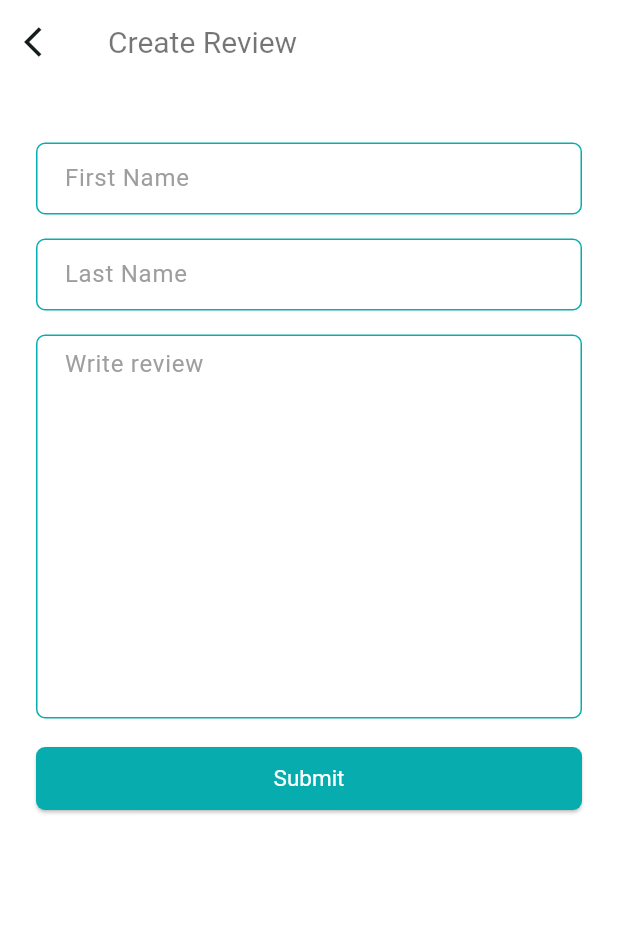
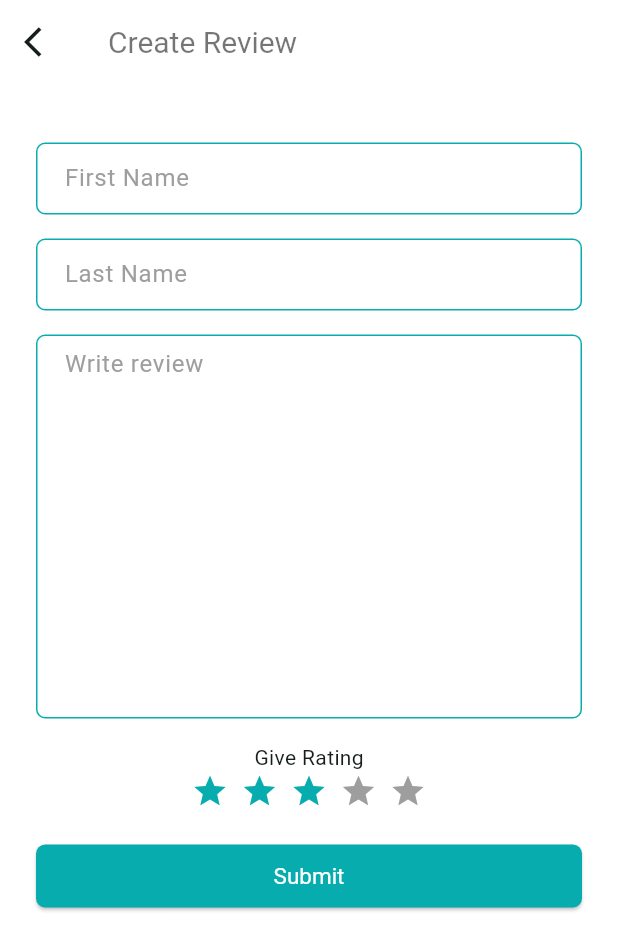
Before and after one commit to Jahid01234/Crafty-Bay, a Flutter app: the ReviewsScreen screen opened directly with empty values, after a tap on the "add" icon, on a phone screen of 412 x 824 dp. Shown: the top 950 px of the screen. Run offline on Flutter 3.47's test engine with Material 3 defaults, Android fonts, the phone set to English and light mode, and no system bars; drawn by our look-alikes of flutter_rating_bar; our stand-ins replace carousel_slider, flutter_svg, get, logger, pin_code_fields, shared_preferences; missing offline and left inert: item_count_number_button; accounts and stored records are empty; network calls fail.

Commit message:
- create reviews_screen api calling

```diff
--- a/lib/controller_binder.dart
+++ b/lib/controller_binder.dart
@@ -3,6 +3,7 @@ import 'package:crafty_bay/presentation/state_holders/add_to_cart_controller.dar
 import 'package:crafty_bay/presentation/state_holders/auth_controller.dart';
 import 'package:crafty_bay/presentation/state_holders/bottom_nav_bar_controller.dart';
 import 'package:crafty_bay/presentation/state_holders/category_list_controller.dart';
+import 'package:crafty_bay/presentation/state_holders/create_product_review_controller.dart';
 import 'package:crafty_bay/presentation/state_holders/email_verification_controller.dart';
 import 'package:crafty_bay/presentation/state_holders/new_product_list_controller.dart';
 import 'package:crafty_bay/presentation/state_holders/otp_verification_controller.dart';
@@ -41,6 +42,7 @@ class ControllerBinder extends Bindings{
     Get.put( OtpVerificationController());
     Get.put( ReadProfileController());
     Get.put( ReviewListController());
+    Get.put( CreateProductReviewController());
 
   }
 
--- a/lib/data/utils/urls.dart
+++ b/lib/data/utils/urls.dart
@@ -6,6 +6,7 @@ class Urls{
   static const String categoryListUrl = '$_baseUrl/CategoryList';
   static const String readProfile = '$_baseUrl/ReadProfile';
   static const String addToCart = '$_baseUrl/CreateCartList';
+  static const String createProductReview = '$_baseUrl/CreateProductReview';
 
   static String productListByRemark(String remark) => '$_baseUrl/ListProductByRemark/$remark';
   static String productListByCategory(int categoryId) => '$_baseUrl/ListProductByCategory/$categoryId';
--- /dev/null
+++ b/lib/presentation/state_holders/create_product_review_controller.dart
@@ -0,0 +1,39 @@
+import 'package:crafty_bay/data/models/network_response.dart';
+import 'package:crafty_bay/data/services/network_caller.dart';
+import 'package:crafty_bay/data/utils/urls.dart';
+import 'package:get/get.dart';
+
+class CreateProductReviewController extends GetxController{
+  bool _inProgress = false;
+  String? _errorMessage;
+
+  bool get inProgress => _inProgress;
+  String? get errorMessage => _errorMessage;
+
+  Future<bool> createReview( String description,int productId,int rating) async {
+    bool isSuccess = false;
+    _inProgress = true;
+    update();
+
+    final NetworkResponse response = await Get.find<NetworkCaller>().postRequest(
+        url: Urls.createProductReview,
+        body: {
+          "description": description ,
+          "product_id": productId,
+          "rating": rating,
+        }
+    );
+
+    if (response.isSuccess && response.responseData['msg'] == 'success') {
+      _errorMessage = null;
+      isSuccess = true;
+    } else {
+      _errorMessage = response.errorMessage;
+    }
+
+    _inProgress = false;
+    update();
+    return isSuccess;
+  }
+
+}
--- a/lib/presentation/ui/screens/create_review_screen.dart
+++ b/lib/presentation/ui/screens/create_review_screen.dart
@@ -1,8 +1,15 @@
+import 'package:crafty_bay/presentation/state_holders/create_product_review_controller.dart';
+import 'package:crafty_bay/presentation/ui/utils/colors/app_colors.dart';
+import 'package:crafty_bay/presentation/ui/utils/snack_message.dart';
 import 'package:crafty_bay/presentation/ui/utils/strings/app_string.dart';
+import 'package:crafty_bay/presentation/ui/widgets/centered_circular_progress_indicator.dart';
 import 'package:flutter/material.dart';
+import 'package:flutter_rating_bar/flutter_rating_bar.dart';
+import 'package:get/get.dart';
 
 class CreateReviewScreen extends StatefulWidget {
-  const CreateReviewScreen({super.key});
+  final int productId;
+  const CreateReviewScreen({super.key, required this.productId});
 
   @override
   State<CreateReviewScreen> createState() => _CreateReviewScreenState();
@@ -13,6 +20,8 @@ class _CreateReviewScreenState extends State<CreateReviewScreen> {
   final TextEditingController _firstNameTEController = TextEditingController();
   final TextEditingController _lastNameTEController = TextEditingController();
   final TextEditingController _writeReviewTEController = TextEditingController();
+  final GlobalKey<FormState> _formKey = GlobalKey<FormState>();
+   double _rating = 3;
 
   @override
   Widget build(BuildContext context) {
@@ -29,26 +38,42 @@ class _CreateReviewScreenState extends State<CreateReviewScreen> {
       body: SingleChildScrollView(
         child: Padding(
           padding: const EdgeInsets.all(24.0),
+          child: Form(
+            key: _formKey,
             child: Column(
               children: [
                 const SizedBox(height: 15),
                 // First name text form field
                 TextFormField(
                   controller: _firstNameTEController,
+                  autovalidateMode: AutovalidateMode.onUserInteraction,
                   keyboardType: TextInputType.text,
                   decoration: const InputDecoration(
                       hintText:AppString.firstNameHintText
                   ),
+                  validator:(String? value){
+                    if(value == null || value.trim().isEmpty){
+                      return "Write your first name";
+                    }
+                    return null;
+                  } ,
                 ),
                 const SizedBox(height: 16),
 
                 // Last name text form field
                 TextFormField(
                   controller: _lastNameTEController,
+                  autovalidateMode: AutovalidateMode.onUserInteraction,
                   keyboardType: TextInputType.text,
                   decoration: const InputDecoration(
                       hintText:AppString.lastNameHintText
                   ),
+                  validator:(String? value){
+                    if(value == null || value.trim().isEmpty){
+                      return "Write your last name";
+                    }
+                    return null;
+                  } ,
                 ),
                 const SizedBox(height: 16),
 
@@ -56,27 +81,80 @@ class _CreateReviewScreenState extends State<CreateReviewScreen> {
                 TextFormField(
                   maxLines: 10,
                   controller: _writeReviewTEController,
+                  autovalidateMode: AutovalidateMode.onUserInteraction,
                   keyboardType: TextInputType.text,
                   decoration: const InputDecoration(
                       hintText:"Write review"
                   ),
+                  validator:(String? value){
+                    if(value == null || value.trim().isEmpty){
+                      return "Write review";
+                    }
+                    return null;
+                  } ,
                 ),
                 const SizedBox(height: 16),
-
-              ElevatedButton(
+                // Give Review part
+                const Text("Give Rating"),
+                RatingBar.builder(
+                  direction: Axis.horizontal,
+                  itemPadding: const EdgeInsets.symmetric(horizontal: 4.0),
+                  allowHalfRating: true,
+                  itemSize: 25,
+                  initialRating: _rating,
+                  minRating: 1,
+                  itemCount: 5,
+                  itemBuilder: (context, _) => const Icon(
+                    Icons.star,
+                    color: AppColors.themeColor,
+                  ),
+                  onRatingUpdate: (rating) {
+                    _rating = rating;
+                    setState(() {});
+                  },
+                ),
+                const SizedBox(height: 20),
+                GetBuilder<CreateProductReviewController>(
+                  builder: (createProductReviewController) {
+                    return Visibility(
+                      visible: !createProductReviewController.inProgress,
+                      replacement: const CenteredCircularProgressIndicator(),
+                      child: ElevatedButton(
                         onPressed: _onTapCompleteButton,
                         child: const Text(
                           "Submit",
                         ),
                       ),
+                    );
+                  }
+                ),
               ],
+            ),
           ),
         ),
       ),
     );
   }
 
-  void _onTapCompleteButton() {}
+  void _onTapCompleteButton() async{
+    if(_formKey.currentState!.validate()){
+     final result = await Get.find<CreateProductReviewController>().
+     createReview(
+        _writeReviewTEController.text,
+        widget.productId,
+        _rating.toInt(),
+     );
+     if(result){
+       if(mounted) {
+         showSnackBarMessage(context, "Added to review successfully!");
+       }
+     }else{
+       if(mounted) {
+         showSnackBarMessage(context, Get.find<CreateProductReviewController>().errorMessage!,true);
+       }
+     }
+    }
+  }
 
   @override
   void dispose() {
--- a/lib/presentation/ui/screens/reviews_screen.dart
+++ b/lib/presentation/ui/screens/reviews_screen.dart
@@ -127,9 +127,12 @@ class _ReviewsScreenState extends State<ReviewsScreen> {
                             ),
                         ),
                         onPressed: () {
-                          Get.to(()=> const CreateReviewScreen());
+                          Get.to(()=>  CreateReviewScreen(
+                            productId: widget.productId,
+                           ),
+                          );
                         },
-                        child: const Icon(Icons.add),
+                        child: const Icon(Icons.add,size: 17,),
                       ),
                     ),
                   ],
--- a/lib/presentation/ui/widgets/home_banner_slider.dart
+++ b/lib/presentation/ui/widgets/home_banner_slider.dart
@@ -89,7 +89,8 @@ class _HomeBannerSliderState extends State<HomeBannerSlider> {
                                     textAlign: TextAlign.start,
                                     style:
                                     Theme.of(context).textTheme.titleLarge?.copyWith(
-                                      color: Colors.grey,
+                                      fontSize: 17,
+                                      color: Colors.teal.withOpacity(0.7),
                                       fontWeight: FontWeight.w600,
                                     ),
                                   ),
--- a/lib/presentation/ui/widgets/product_image_slider.dart
+++ b/lib/presentation/ui/widgets/product_image_slider.dart
@@ -25,10 +25,10 @@ class _ProductImageSliderState extends State<ProductImageSlider> {
           CarouselSlider(
             options: CarouselOptions(
               height: 200,
+              viewportFraction: 1,
               onPageChanged: (index, reason) {
                 _selectedIndex.value = index;
               },
-              viewportFraction: 1
             ),
             items: widget.sliderUrls.map((imageUrl) {
               return Builder(
--- a/pubspec.yaml
+++ b/pubspec.yaml
@@ -30,6 +30,7 @@ dependencies:
   http: ^1.2.2
   logger: ^2.4.0
   shared_preferences: ^2.2.3
+  flutter_rating_bar: ^4.0.1
 
 dev_dependencies:
   flutter_test:
```
Also changed, not shown: pubspec.lock. Lines whose indentation alone changed are shown as unchanged.
